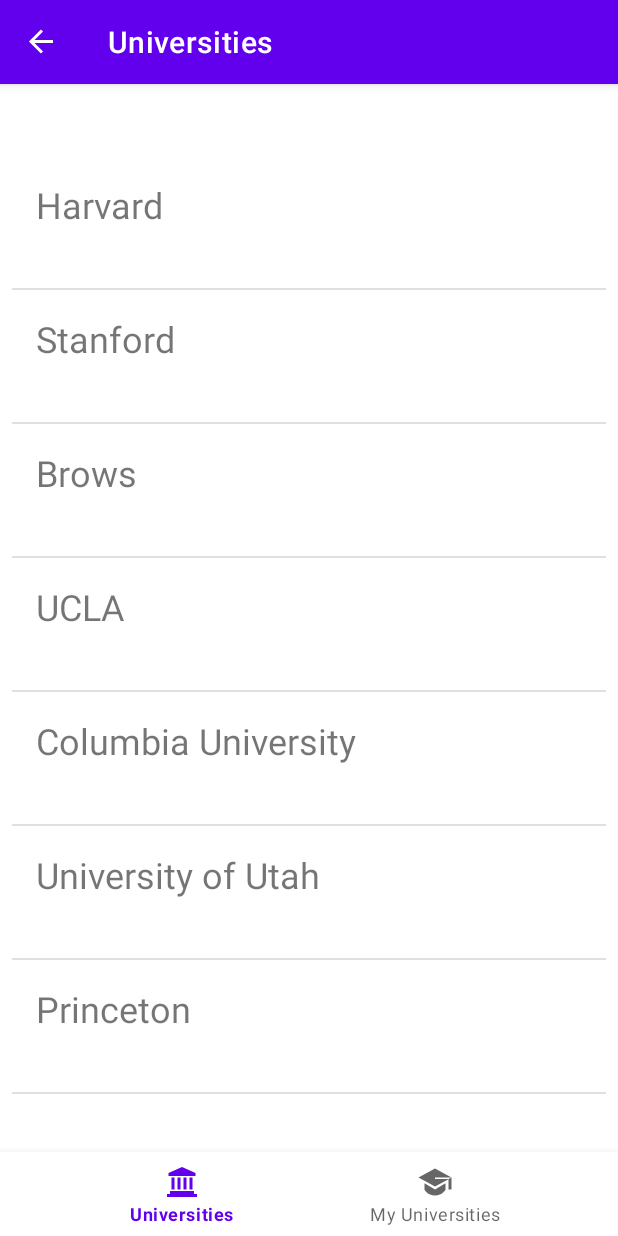
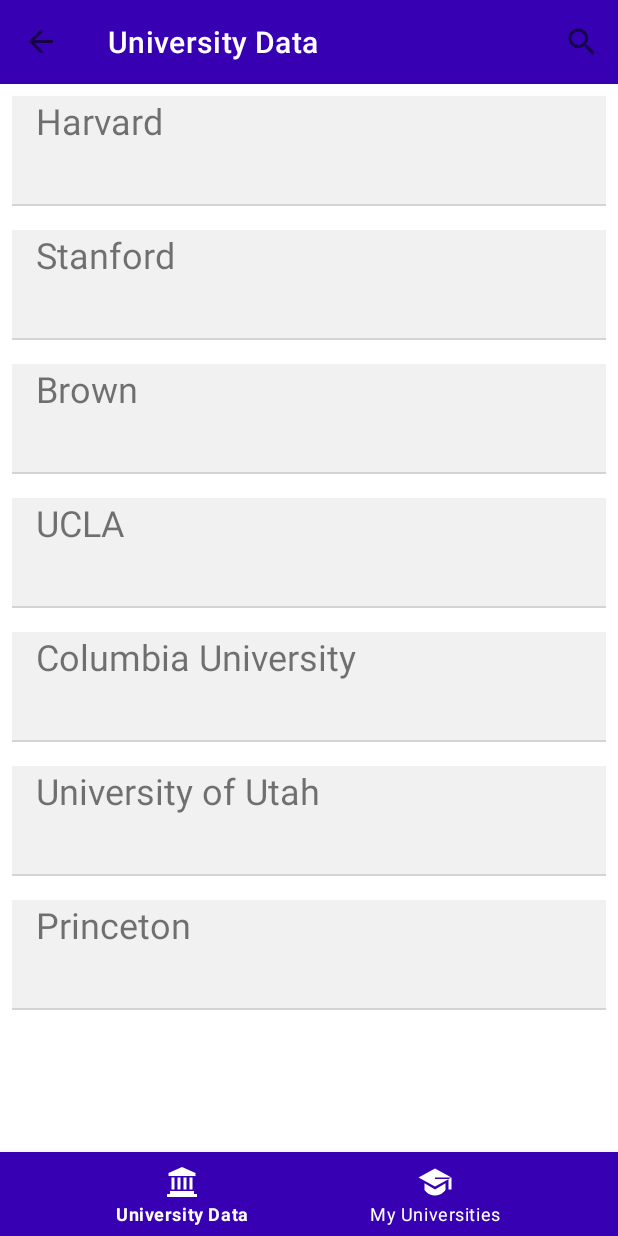
Before and after one commit to logotet/University_Student_Assistant, an Android app: the SearchUniversityFragment screen opened directly, with no data from a screen before it, on a phone screen of 412 x 824 dp. Run offline under Robolectric (Android 15) with nearby library versions, the phone set to English and light mode, and no system bars; our stand-ins replace Firebase (no records; nobody signed in at launch, a user with empty details on screens opened directly), data binding, navigation-ui.

Commit message:
Search option to query among the list in SearchUniversityFragment

```diff
--- a/app/build.gradle
+++ b/app/build.gradle
@@ -9,7 +9,7 @@ android {
 
     defaultConfig {
         applicationId "com.logotet.universitystudentassistant"
-        minSdkVersion 23
+        minSdkVersion 24
         targetSdkVersion 30
         versionCode 1
         versionName "1.0"
--- a/app/src/main/java/com/logotet/universitystudentassistant/data/models/UniversityEntity.java
+++ b/app/src/main/java/com/logotet/universitystudentassistant/data/models/UniversityEntity.java
@@ -14,4 +14,5 @@ public class UniversityEntity {
     public void setName(String name) {
         this.name = name;
     }
+
 }
--- a/app/src/main/java/com/logotet/universitystudentassistant/data/remote/dummyremote/DummyRemoteDataProvider.java
+++ b/app/src/main/java/com/logotet/universitystudentassistant/data/remote/dummyremote/DummyRemoteDataProvider.java
@@ -14,7 +14,7 @@ public class DummyRemoteDataProvider {
         entityList.add(universityEntity);
         universityEntity = new UniversityEntity("Stanford");
         entityList.add(universityEntity);
-        universityEntity = new UniversityEntity("Brows");
+        universityEntity = new UniversityEntity("Brown");
         entityList.add(universityEntity);
         universityEntity = new UniversityEntity("UCLA");
         entityList.add(universityEntity);
--- a/app/src/main/java/com/logotet/universitystudentassistant/ui/Fragments/SearchUniversity/SearchUniversityFragment.java
+++ b/app/src/main/java/com/logotet/universitystudentassistant/ui/Fragments/SearchUniversity/SearchUniversityFragment.java
@@ -1,12 +1,21 @@
 package com.logotet.universitystudentassistant.ui.Fragments.SearchUniversity;
 
+import android.app.SearchManager;
+import android.content.Context;
+import android.content.Intent;
+import android.os.Build;
 import android.os.Bundle;
 import android.view.LayoutInflater;
+import android.view.Menu;
+import android.view.MenuInflater;
+import android.view.MenuItem;
 import android.view.View;
 import android.view.ViewGroup;
 
 import androidx.annotation.NonNull;
 import androidx.annotation.Nullable;
+import androidx.annotation.RequiresApi;
+import androidx.appcompat.widget.SearchView;
 import androidx.databinding.DataBindingUtil;
 import androidx.fragment.app.Fragment;
 import androidx.lifecycle.Observer;
@@ -19,14 +28,23 @@ import com.logotet.universitystudentassistant.data.models.UniversityEntity;
 import com.logotet.universitystudentassistant.databinding.FragmentSearchUniversitiesBinding;
 
 import java.util.List;
+import java.util.stream.Collectors;
 
 public class SearchUniversityFragment extends Fragment {
 
     private FragmentSearchUniversitiesBinding binding;
     private SearchUniversityViewModel searchUniversityViewModel;
+    private UniversityAdapter adapter;
+    private List<UniversityEntity> universities;
+
+    @Override
+    public void onCreate(@Nullable Bundle savedInstanceState) {
+        super.onCreate(savedInstanceState);
+        setHasOptionsMenu(true);
+    }
 
     public View onCreateView(@NonNull LayoutInflater inflater,
-            ViewGroup container, Bundle savedInstanceState) {
+                             ViewGroup container, Bundle savedInstanceState) {
 
         View root = inflater.inflate(R.layout.fragment_search_universities, container, false);
         binding = DataBindingUtil.bind(root);
@@ -40,7 +58,7 @@ public class SearchUniversityFragment extends Fragment {
         searchUniversityViewModel =
                 new ViewModelProvider(this).get(SearchUniversityViewModel.class);
 
-        UniversityAdapter adapter = new UniversityAdapter();
+        adapter = new UniversityAdapter();
         binding.recViewUniversities.setLayoutManager(new LinearLayoutManager(getContext()));
         binding.recViewUniversities.setAdapter(adapter);
 
@@ -48,8 +66,47 @@ public class SearchUniversityFragment extends Fragment {
                 new Observer<List<UniversityEntity>>() {
                     @Override
                     public void onChanged(List<UniversityEntity> universityEntities) {
-                        adapter.updateData(universityEntities);
+                        universities = universityEntities;
+                        adapter.updateData(universities);
                     }
                 });
     }
+
+    @Override
+    public void onCreateOptionsMenu(@NonNull Menu menu, @NonNull MenuInflater inflater) {
+        inflater.inflate(R.menu.search_universities_menu, menu);
+        SearchManager searchManager =
+                (SearchManager) getActivity().getSystemService(Context.SEARCH_SERVICE);
+        SearchView searchView =
+                (SearchView) menu.findItem(R.id.search).getActionView();
+        searchView.setSearchableInfo(
+                searchManager.getSearchableInfo(getActivity().getComponentName()));
+        searchView.setOnQueryTextListener(new SearchView.OnQueryTextListener() {
+            @Override
+            public boolean onQueryTextSubmit(String query) {
+                return false;
+            }
+
+            @Override
+            public boolean onQueryTextChange(String newText) {
+                adapter.updateData(getQueriedList(universities, newText));
+                return true;
+            }
+        });
+        super.onCreateOptionsMenu(menu, inflater);
+    }
+
+    @Override
+    public boolean onOptionsItemSelected(@NonNull MenuItem item) {
+        if (item.getItemId() == R.id.search) {
+        }
+        return true;
+    }
+
+    //TODO: extract the method in a separate class.
+    private List<UniversityEntity> getQueriedList(List<UniversityEntity> universityEntities, String query) {
+        return universityEntities.stream()
+                .filter(entity -> entity.getName().toLowerCase().startsWith(query.toLowerCase()))
+                .collect(Collectors.toList());
+    }
 }
--- a/app/src/main/java/com/logotet/universitystudentassistant/ui/UniversityActivity.java
+++ b/app/src/main/java/com/logotet/universitystudentassistant/ui/UniversityActivity.java
@@ -1,10 +1,19 @@
 package com.logotet.universitystudentassistant.ui;
 
+import android.content.Intent;
 import android.os.Bundle;
+import android.view.Menu;
+import android.view.MenuInflater;
+import android.view.MenuItem;
+
 import com.google.android.material.bottomnavigation.BottomNavigationView;
 import com.logotet.universitystudentassistant.R;
+import com.logotet.universitystudentassistant.databinding.ActivityUniversityBinding;
 
+import androidx.annotation.NonNull;
+import androidx.appcompat.app.ActionBar;
 import androidx.appcompat.app.AppCompatActivity;
+import androidx.databinding.DataBindingUtil;
 import androidx.navigation.NavController;
 import androidx.navigation.Navigation;
 import androidx.navigation.ui.AppBarConfiguration;
@@ -12,18 +21,36 @@ import androidx.navigation.ui.NavigationUI;
 
 public class UniversityActivity extends AppCompatActivity {
 
+    private ActivityUniversityBinding binding;
     @Override
     protected void onCreate(Bundle savedInstanceState) {
         super.onCreate(savedInstanceState);
-        setContentView(R.layout.activity_university);
+        binding = DataBindingUtil.setContentView(this, R.layout.activity_university);
+
         BottomNavigationView navView = findViewById(R.id.nav_view);
         // Passing each menu ID as a set of Ids because each
         // menu should be considered as top level destinations.
         AppBarConfiguration appBarConfiguration = new AppBarConfiguration.Builder(
                  R.id.navigation_search_universities, R.id.navigation_my_universities)
                 .build();
+
+        setUpToolbar();
+
         NavController navController = Navigation.findNavController(this, R.id.nav_host_fragment);
         NavigationUI.setupActionBarWithNavController(this, navController, appBarConfiguration);
         NavigationUI.setupWithNavController(navView, navController);
     }
+
+    private void setUpToolbar() {
+        setSupportActionBar(binding.toolbarSearchUniversitiesActivity);
+        ActionBar supportActionBar = getSupportActionBar();
+        supportActionBar.setTitle("");
+        supportActionBar.setDisplayHomeAsUpEnabled(true);
+        supportActionBar.setHomeAsUpIndicator(R.drawable.ic_baseline_arrow_back);
+        binding.toolbarSearchUniversitiesActivity.setNavigationOnClickListener(item -> {
+            onBackPressed();
+        });
+    }
+
+
 }
--- /dev/null
+++ b/app/src/main/res/drawable/ic_baseline_arrow_back.xml
@@ -0,0 +1,10 @@
+<vector xmlns:android="http://schemas.android.com/apk/res/android"
+    android:width="24dp"
+    android:height="24dp"
+    android:viewportWidth="24"
+    android:viewportHeight="24"
+    android:tint="?attr/color">
+  <path
+      android:fillColor="@android:color/white"
+      android:pathData="M11.67,3.87L9.9,2.1 0,12l9.9,9.9 1.77,-1.77L3.54,12z"/>
+</vector>
--- a/app/src/main/res/drawable/ic_graduation_cap.xml
+++ b/app/src/main/res/drawable/ic_graduation_cap.xml
@@ -6,6 +6,6 @@
     android:viewportHeight="24">
 
     <path
-        android:fillColor="#000000"
+        android:fillColor="#FFFFFF"
         android:pathData="M 12 3 L 1 9 L 12 15 L 21 10.09375 L 21 17 L 23 17 L 23 9 L 21 10 L 12 10 L 12 9 L 23 9 L 12 3 z M 5 12.8125 L 5 17.1875 C 5 17.1875 7 21 12 21 C 17 21 19 17.1875 19 17.1875 L 19 12.8125 L 12 17 L 5 12.8125 z" />
 </vector>
--- /dev/null
+++ b/app/src/main/res/drawable/ic_search_white.xml
@@ -0,0 +1,5 @@
+<vector android:height="24dp" android:tint="#FFFFFF"
+    android:viewportHeight="24" android:viewportWidth="24"
+    android:width="24dp" xmlns:android="http://schemas.android.com/apk/res/android">
+    <path android:fillColor="@android:color/white" android:pathData="M15.5,14h-0.79l-0.28,-0.27C15.41,12.59 16,11.11 16,9.5 16,5.91 13.09,3 9.5,3S3,5.91 3,9.5 5.91,16 9.5,16c1.61,0 3.09,-0.59 4.23,-1.57l0.27,0.28v0.79l5,4.99L20.49,19l-4.99,-5zM9.5,14C7.01,14 5,11.99 5,9.5S7.01,5 9.5,5 14,7.01 14,9.5 11.99,14 9.5,14z"/>
+</vector>
--- a/app/src/main/res/drawable/ic_university.xml
+++ b/app/src/main/res/drawable/ic_university.xml
@@ -6,6 +6,6 @@
     android:viewportHeight="24">
 
     <path
-        android:fillColor="#000000"
+        android:fillColor="#FFFF"
         android:pathData="M 12 2 L 3 6 L 3 8 L 21 8 L 21 6 L 12 2 z M 5 9 L 5 17 L 7 17 L 7 9 L 5 9 z M 9 9 L 9 17 L 11 17 L 11 9 L 9 9 z M 13 9 L 13 17 L 15 17 L 15 9 L 13 9 z M 17 9 L 17 17 L 19 17 L 19 9 L 17 9 z M 4 18 L 4 20 L 2 20 L 2 22 L 22 22 L 22 20 L 20 20 L 20 18 L 4 18 z" />
 </vector>
--- a/app/src/main/res/layout/activity_signup.xml
+++ b/app/src/main/res/layout/activity_signup.xml
@@ -12,7 +12,7 @@
         tools:context=".ui.activities.RegisterActivity">
 
         <androidx.appcompat.widget.Toolbar
-            android:id="@+id/toolbar_register_activity"
+            android:id="@+id/toolbar_search_universities_activity"
             android:layout_width="match_parent"
             android:layout_height="?attr/actionBarSize"
             app:layout_constraintEnd_toEndOf="parent"
@@ -37,7 +37,7 @@
             android:layout_height="wrap_content"
             app:layout_constraintEnd_toEndOf="parent"
             app:layout_constraintStart_toStartOf="parent"
-            app:layout_constraintTop_toBottomOf="@id/toolbar_register_activity">
+            app:layout_constraintTop_toBottomOf="@id/toolbar_search_universities_activity">
 
             <androidx.constraintlayout.widget.ConstraintLayout
                 android:layout_width="match_parent"
--- a/app/src/main/res/layout/activity_university.xml
+++ b/app/src/main/res/layout/activity_university.xml
@@ -1,11 +1,22 @@
 <?xml version="1.0" encoding="utf-8"?>
+<layout xmlns:android="http://schemas.android.com/apk/res/android"
+    xmlns:app="http://schemas.android.com/apk/res-auto">
+
     <androidx.constraintlayout.widget.ConstraintLayout
-    xmlns:android="http://schemas.android.com/apk/res/android"
-    xmlns:app="http://schemas.android.com/apk/res-auto"
         android:id="@+id/container"
         android:layout_width="match_parent"
-    android:layout_height="match_parent"
-    android:paddingTop="?attr/actionBarSize" >
+        android:layout_height="match_parent">
+
+        <androidx.appcompat.widget.Toolbar
+            android:background="@color/purple_700"
+            android:id="@+id/toolbar_search_universities_activity"
+            android:layout_width="match_parent"
+            app:titleTextColor="@color/white"
+            app:itemIconTint="@color/colorWhite"
+            android:layout_height="?attr/actionBarSize"
+            app:layout_constraintEnd_toEndOf="parent"
+            app:layout_constraintStart_toStartOf="parent"
+            app:layout_constraintTop_toTopOf="parent" />
 
         <com.google.android.material.bottomnavigation.BottomNavigationView
             android:id="@+id/nav_view"
@@ -13,11 +24,13 @@
             android:layout_height="wrap_content"
             android:layout_marginStart="0dp"
             android:layout_marginEnd="0dp"
-        android:background="?android:attr/windowBackground"
+            app:itemIconTint="@color/white"
+            app:itemTextColor="@color/white"
+            android:background="@color/purple_700"
             app:layout_constraintBottom_toBottomOf="parent"
             app:layout_constraintLeft_toLeftOf="parent"
             app:layout_constraintRight_toRightOf="parent"
-        app:menu="@menu/bottom_nav_menu"/>
+            app:menu="@menu/bottom_nav_menu" />
 
         <fragment
             android:id="@+id/nav_host_fragment"
@@ -29,7 +42,7 @@
             app:layout_constraintLeft_toLeftOf="parent"
             app:layout_constraintRight_toRightOf="parent"
             app:layout_constraintTop_toTopOf="parent"
-        app:navGraph="@navigation/mobile_navigation"
-    />
+            app:navGraph="@navigation/mobile_navigation" />
 
     </androidx.constraintlayout.widget.ConstraintLayout>
+</layout>
--- a/app/src/main/res/layout/fragment_search_universities.xml
+++ b/app/src/main/res/layout/fragment_search_universities.xml
@@ -13,6 +13,7 @@
         tools:context=".ui.Fragments.SearchUniversity.SearchUniversityFragment">
 
        <androidx.recyclerview.widget.RecyclerView
+           android:layout_marginTop="?attr/actionBarSize"
            android:layout_width="match_parent"
            android:layout_height="match_parent"
            android:id="@+id/rec_view_universities"/>
--- a/app/src/main/res/layout/university_view.xml
+++ b/app/src/main/res/layout/university_view.xml
@@ -3,6 +3,7 @@
     android:layout_width="match_parent"
     android:layout_height="wrap_content"
     android:layout_margin="8dp"
+    android:background="@color/colorLightGrey"
     android:orientation="vertical">
 
     <TextView
--- /dev/null
+++ b/app/src/main/res/menu/search_universities_menu.xml
@@ -0,0 +1,12 @@
+<?xml version="1.0" encoding="utf-8"?>
+<menu xmlns:android="http://schemas.android.com/apk/res/android"
+    xmlns:app="http://schemas.android.com/apk/res-auto">
+
+    <item android:id="@+id/search"
+        android:title="@string/search_title"
+        android:icon="@drawable/ic_search_white"
+        app:showAsAction="ifRoom|withText"
+        app:actionViewClass="androidx.appcompat.widget.SearchView"
+    />
+
+</menu>
--- a/app/src/main/res/values/strings.xml
+++ b/app/src/main/res/values/strings.xml
@@ -52,7 +52,8 @@
     <string name="empty_space">\" \"</string>
     <string name="title_activity_university">MainActivity</string>
     <string name="title_home">Home</string>
-    <string name="title_search_universities">Universities</string>
+    <string name="title_search_universities">University Data</string>
     <string name="title_my_universities">My Universities</string>
+    <string name="search_title">Search for univesities...</string>
 
 </resources>
--- a/app/src/main/res/values/themes.xml
+++ b/app/src/main/res/values/themes.xml
@@ -1,6 +1,6 @@
 <resources xmlns:tools="http://schemas.android.com/tools">
     <!-- Base application theme. -->
-    <style name="Theme.UniversityStudentAssistant" parent="Theme.MaterialComponents.DayNight.DarkActionBar">
+    <style name="Theme.UniversityStudentAssistant" parent="Theme.MaterialComponents.DayNight.NoActionBar">
         <!-- Primary brand color. -->
         <item name="colorPrimary">@color/purple_500</item>
         <item name="colorPrimaryVariant">@color/purple_700</item>
@@ -19,4 +19,6 @@
         <item name="android:layout_height">1dp</item>
         <item name="android:background">?android:attr/listDivider</item>
     </style>
+
+
 </resources>
```
Lines whose indentation alone changed are shown as unchanged.
